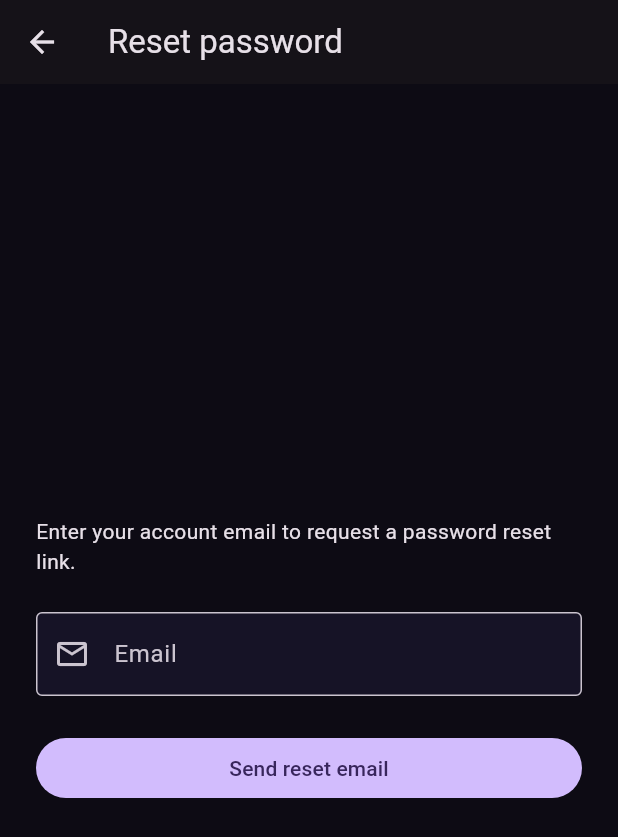
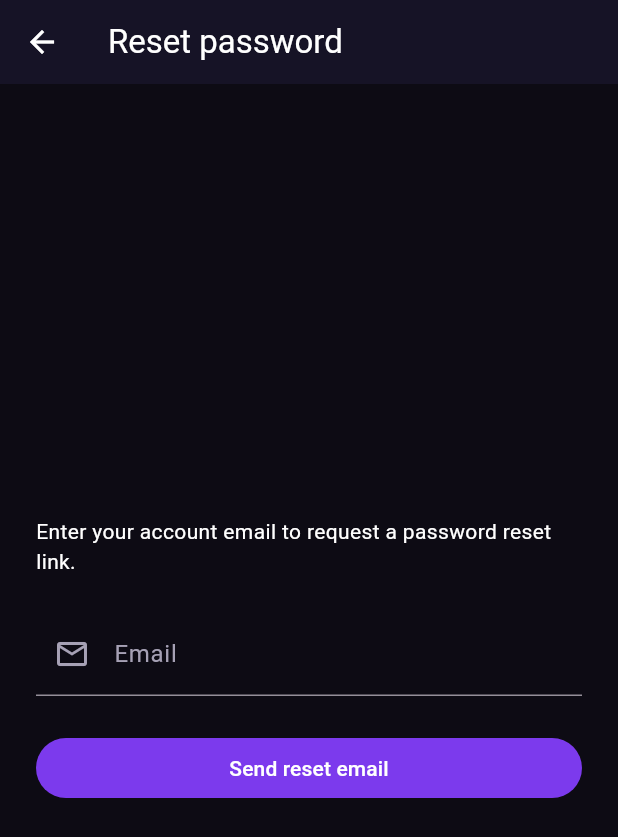
Before and after one commit to Nikolrize/lurk_app, a Flutter app: the screen it shows after launch, after a tap on "Forgot password?", on a phone screen of 412 x 824 dp. Shown: the top 837 px of the screen. Run offline on Flutter 3.47's test engine with Material 3 defaults, Android fonts, the phone set to English and light mode, and no system bars; our stand-ins replace firebase_auth, firebase_core, flutter_riverpod, google_sign_in; accounts and stored records are empty.

Commit message:
Add app_colors and app_theme to main

```diff
--- /dev/null
+++ b/lib/core/theme/app_colors.dart
@@ -0,0 +1,11 @@
+import 'package:flutter/material.dart';
+
+class AppColors {
+  static const background = Color(0xFF0D0B14);
+  static const surface = Color(0xFF161326);
+  static const primary = Color(0xFF7C3AED);
+  static const secondary = Color(0xFFD946EF);
+  static const text = Color(0xFFFFFFFF);
+  static const textSecondary = Color(0xFFA6A1B5);
+  static const error = Color(0xFFFF6B6B);
+}
--- /dev/null
+++ b/lib/core/theme/app_theme.dart
@@ -0,0 +1,23 @@
+import 'package:flutter/material.dart';
+import 'package:lurk_app/core/theme/app_colors.dart';
+
+class AppTheme {
+  static final dark = ThemeData(
+    colorScheme:
+        ColorScheme.fromSeed(
+          seedColor: AppColors.primary,
+          brightness: Brightness.dark,
+        ).copyWith(
+          primary: AppColors.primary,
+          onPrimary: Colors.white,
+          secondary: AppColors.secondary,
+          onSecondary: AppColors.background,
+          surface: AppColors.surface,
+          onSurface: AppColors.text,
+          onSurfaceVariant: AppColors.textSecondary,
+          error: AppColors.error,
+          onError: AppColors.background,
+        ),
+    scaffoldBackgroundColor: AppColors.background,
+  );
+}
--- a/lib/main.dart
+++ b/lib/main.dart
@@ -3,6 +3,7 @@ import 'package:firebase_core/firebase_core.dart';
 import 'package:flutter/foundation.dart';
 import 'package:google_sign_in/google_sign_in.dart';
 import 'package:flutter_riverpod/flutter_riverpod.dart';
+import 'package:lurk_app/core/theme/app_theme.dart';
 
 import 'features/authentication/auth_gate.dart';
 import 'firebase_options.dart';
@@ -26,19 +27,7 @@ class MyApp extends StatelessWidget {
     return MaterialApp(
       title: 'Lurk',
       debugShowCheckedModeBanner: false,
-      theme: ThemeData(
-        useMaterial3: true,
-        scaffoldBackgroundColor: const Color(0xFF0D0B14),
-        colorScheme: ColorScheme.fromSeed(
-          seedColor: const Color(0xFF7C3AED),
-          brightness: Brightness.dark,
-        ),
-        inputDecorationTheme: const InputDecorationTheme(
-          filled: true,
-          fillColor: Color(0xFF161326),
-          border: OutlineInputBorder(),
-        ),
-      ),
+      theme: AppTheme.dark,
       home: const AuthGate(),
     );
   }
```
Also changed, not shown: pubspec.lock.
